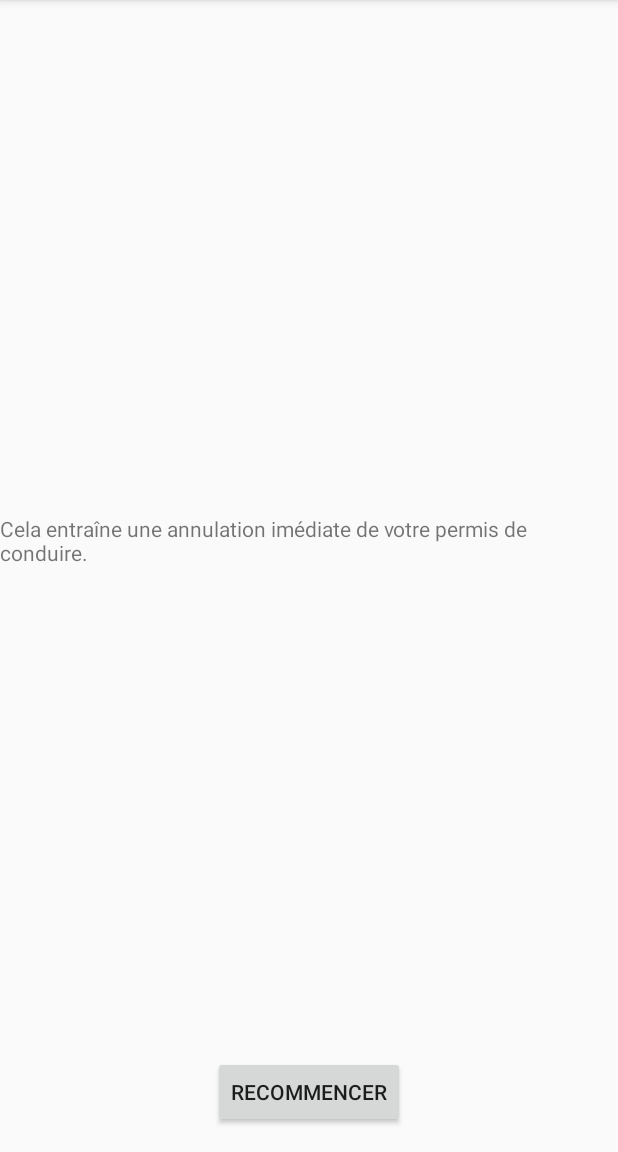
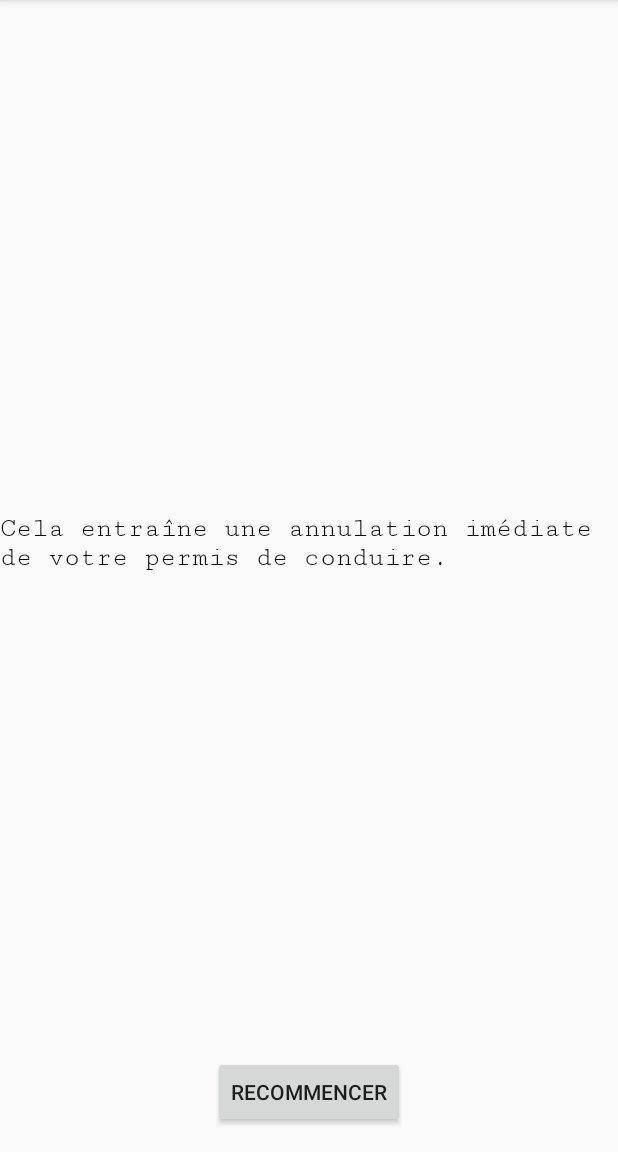
Before and after one commit to pierre61250/AppDEN, an Android app: the ReponsesActivity screen opened directly, with no data from a screen before it, on a phone screen of 412 x 824 dp, the part 84-1236 px from its top. Run offline under Robolectric (Android 15) with nearby library versions, the phone set to English and light mode, and no system bars; 2 statements that could not run were skipped.

Commit message:
Page des résultats

```diff
--- a/app/src/main/res/layout/activity_reponses.xml
+++ b/app/src/main/res/layout/activity_reponses.xml
@@ -10,7 +10,10 @@
         android:id="@+id/text_resultat"
         android:layout_width="wrap_content"
         android:layout_height="wrap_content"
+        android:fontFamily="serif-monospace"
         android:text="Résultat"
+        android:textColor="#070707"
+        android:textSize="18sp"
         app:layout_constraintBottom_toTopOf="@+id/button_recommencer"
         app:layout_constraintEnd_toEndOf="parent"
         app:layout_constraintStart_toStartOf="parent"
```
